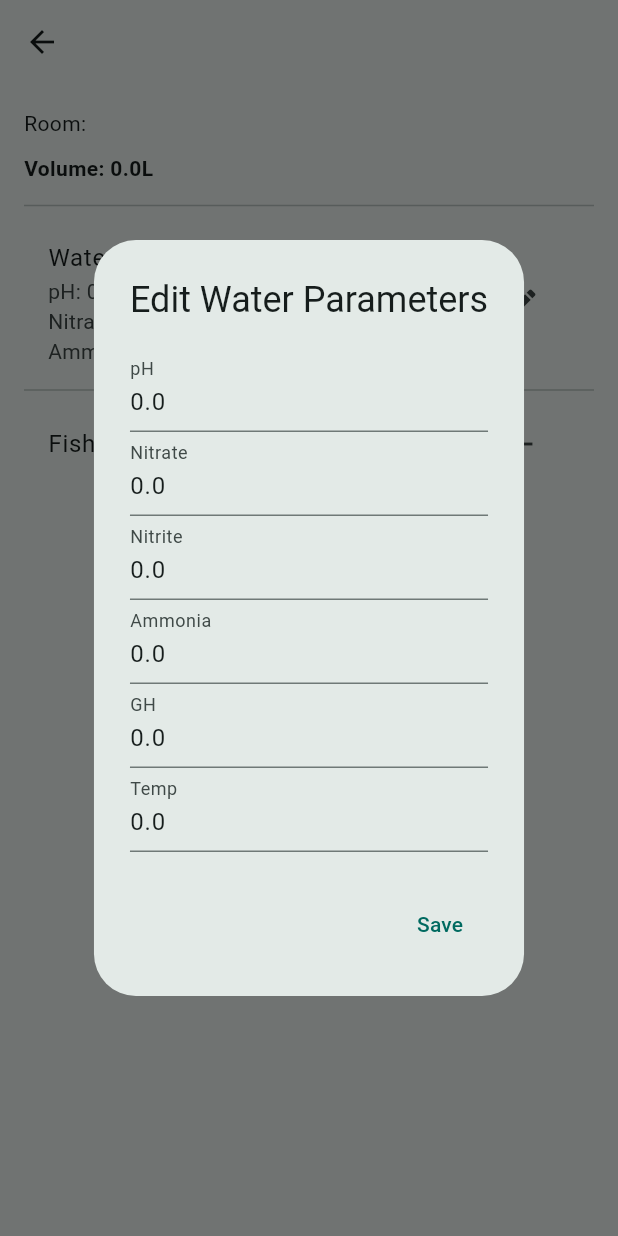
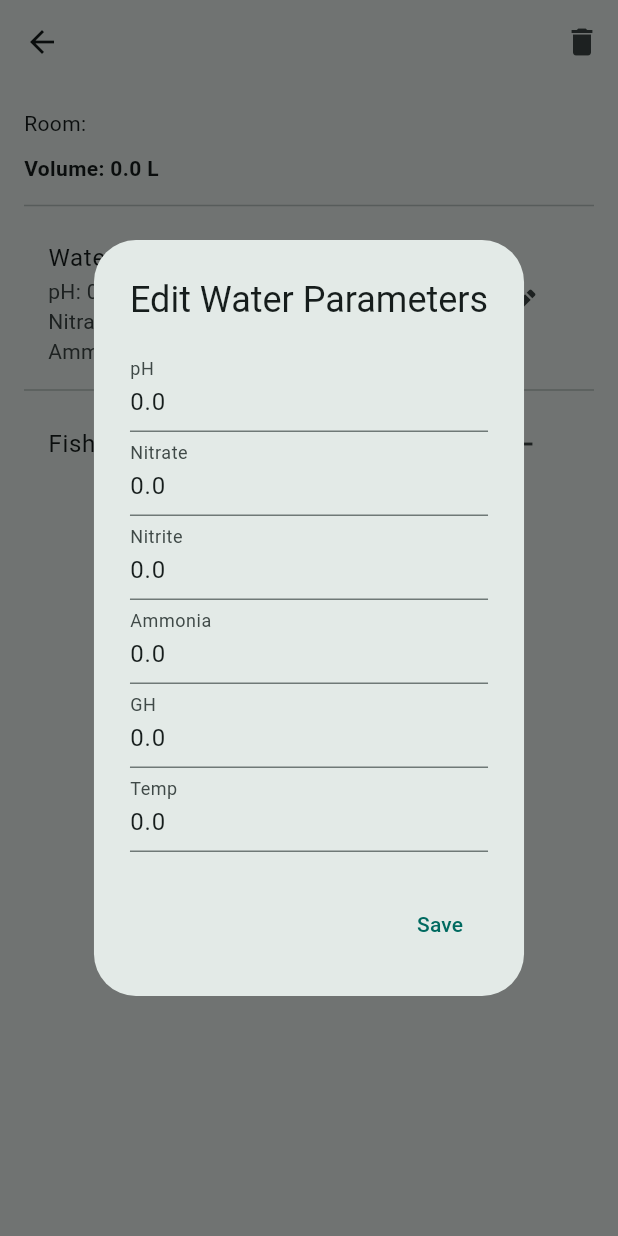
Before and after one commit to Naronitsu/AquariumTracker, a Flutter app: the AquariumDetailScreen screen opened directly with empty values, after a tap on the "edit" icon, on a phone screen of 412 x 824 dp. Run offline on Flutter 3.47's test engine with Material 3 defaults, Android fonts, the phone set to English and light mode, and no system bars.

Commit message:
gave up :c

```diff
--- a/lib/models/fish.dart
+++ b/lib/models/fish.dart
@@ -10,4 +10,5 @@ class Fish {
     this.sex = 'Unknown',
     this.comment = '',
   });
+
 }
--- a/lib/models/water_parameters.dart
+++ b/lib/models/water_parameters.dart
@@ -14,4 +14,12 @@ class WaterParameters {
     required this.generalHardness,
     required this.temperature,
   });
+
+bool isPhUnsafe(double value) => value < 6.0 || value > 8.0;
+bool isNitrateUnsafe(double value) => value > 40;
+bool isNitriteUnsafe(double value) => value > 1;
+bool isAmmoniaUnsafe(double value) => value > 0.25;
+bool isGhUnsafe(double value) => value < 4 || value > 12;
+bool isTempUnsafe(double value) => value < 22 || value > 28;
+
 }
--- a/lib/screens/aquarium_detail_screen.dart
+++ b/lib/screens/aquarium_detail_screen.dart
@@ -5,14 +5,39 @@ import '../models/water_parameters.dart';
 
 class AquariumDetailScreen extends StatefulWidget {
   final Aquarium aquarium;
+  final Function(Aquarium) onDelete;
 
-  const AquariumDetailScreen({super.key, required this.aquarium});
+  const AquariumDetailScreen({super.key, required this.aquarium, required this.onDelete});
 
   @override
   State<AquariumDetailScreen> createState() => _AquariumDetailScreenState();
 }
 
 class _AquariumDetailScreenState extends State<AquariumDetailScreen> {
+  void _confirmDeleteAquarium() {
+    showDialog(
+      context: context,
+      builder: (context) => AlertDialog(
+        title: const Text('Delete Aquarium'),
+        content: const Text('Are you sure you want to delete this aquarium?'),
+        actions: [
+          TextButton(
+            onPressed: () => Navigator.pop(context),
+            child: const Text('Cancel'),
+          ),
+          TextButton(
+            onPressed: () {
+              widget.onDelete(widget.aquarium);
+              Navigator.pop(context); // close dialog
+              Navigator.pop(context); // go back to previous screen
+            },
+            child: const Text('Delete', style: TextStyle(color: Colors.red)),
+          ),
+        ],
+      ),
+    );
+  }
+
   void _addFish() {
     final _formKey = GlobalKey<FormState>();
     final _nameController = TextEditingController();
@@ -193,20 +218,13 @@ class _AquariumDetailScreenState extends State<AquariumDetailScreen> {
       temperature: 0,
     );
 
-    final _ph = params.ph;
-    final _nitrate = params.nitrate;
-    final _nitrite = params.nitrite;
-    final _ammonia = params.ammonia;
-    final _gh = params.generalHardness;
-    final _temp = params.temperature;
-
     final _controllers = {
-      'pH': TextEditingController(text: _ph.toString()),
-      'Nitrate': TextEditingController(text: _nitrate.toString()),
-      'Nitrite': TextEditingController(text: _nitrite.toString()),
-      'Ammonia': TextEditingController(text: _ammonia.toString()),
-      'GH': TextEditingController(text: _gh.toString()),
-      'Temp': TextEditingController(text: _temp.toString()),
+      'pH': TextEditingController(text: params.ph.toString()),
+      'Nitrate': TextEditingController(text: params.nitrate.toString()),
+      'Nitrite': TextEditingController(text: params.nitrite.toString()),
+      'Ammonia': TextEditingController(text: params.ammonia.toString()),
+      'GH': TextEditingController(text: params.generalHardness.toString()),
+      'Temp': TextEditingController(text: params.temperature.toString()),
     };
 
     showDialog(
@@ -219,10 +237,7 @@ class _AquariumDetailScreenState extends State<AquariumDetailScreen> {
               children: _controllers.entries.map((entry) {
                 return TextField(
                   controller: entry.value,
-                  decoration: InputDecoration(
-                    labelText: entry.key,
-                    hintText: 'Current: ${entry.value.text}',
-                  ),
+                  decoration: InputDecoration(labelText: entry.key),
                   keyboardType: TextInputType.number,
                 );
               }).toList(),
@@ -257,7 +272,15 @@ class _AquariumDetailScreenState extends State<AquariumDetailScreen> {
     final water = widget.aquarium.waterParameters;
 
     return Scaffold(
-      appBar: AppBar(title: Text(widget.aquarium.name)),
+      appBar: AppBar(
+        title: Text(widget.aquarium.name),
+        actions: [
+          IconButton(
+            icon: const Icon(Icons.delete),
+            onPressed: _confirmDeleteAquarium,
+          ),
+        ],
+      ),
       body: Padding(
         padding: const EdgeInsets.all(16.0),
         child: ListView(
@@ -265,7 +288,7 @@ class _AquariumDetailScreenState extends State<AquariumDetailScreen> {
             Text('Room: ${widget.aquarium.roomLocation}'),
             const SizedBox(height: 10),
             Text(
-              'Volume: ${widget.aquarium.volumeInLitres.toStringAsFixed(1)}L',
+              'Volume: ${widget.aquarium.volumeInLitres.toStringAsFixed(1)} L',
               style: const TextStyle(fontWeight: FontWeight.bold),
             ),
             const Divider(height: 30),
```
